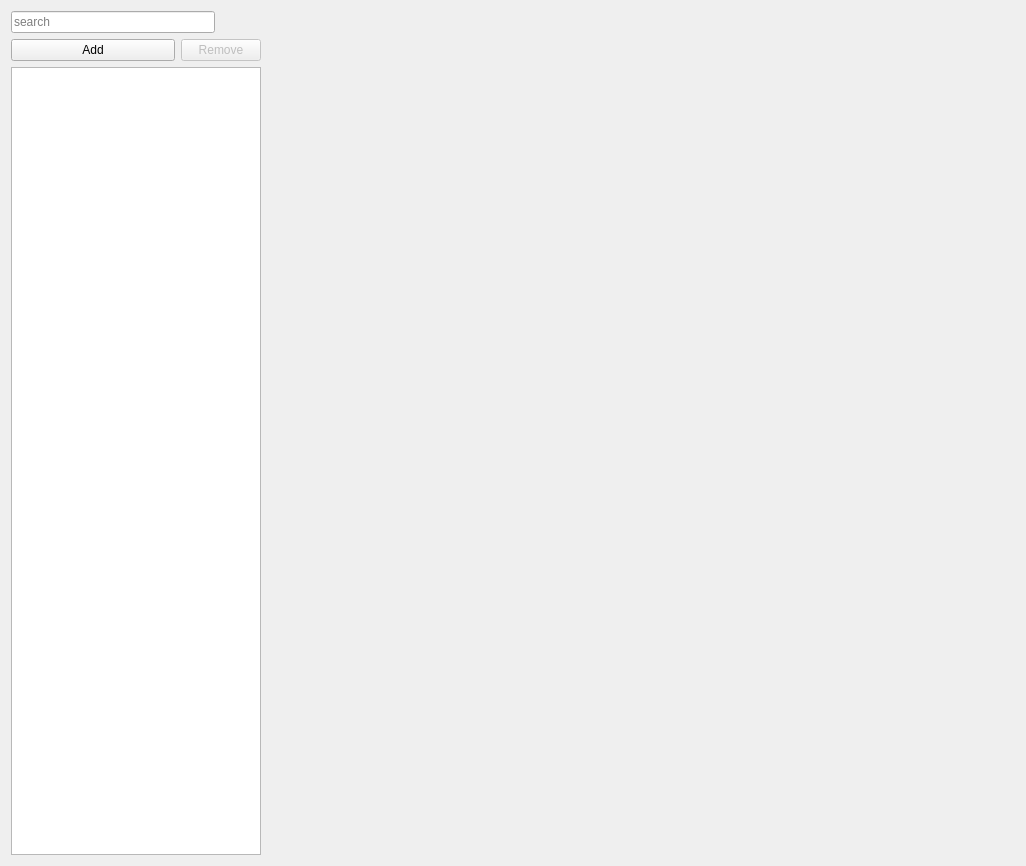
This is ui/a2widget/a2item_editor.ui in ewerybody/a2 as Qt 5 draws it before an edit. The edited form follows.
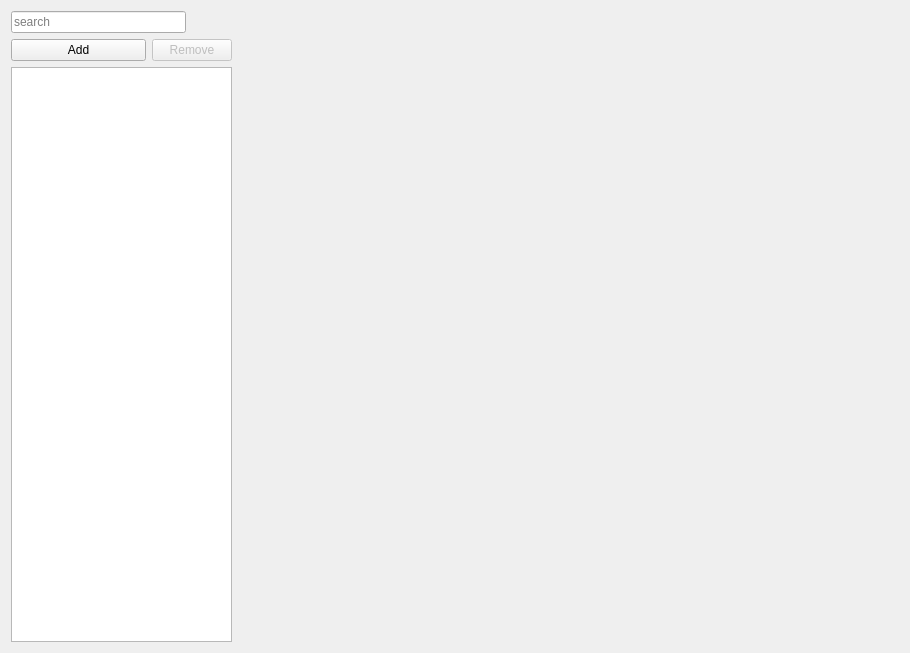
This is the edited form. Custom widgets are drawn as their Qt base class.

The edit to the form file:
```diff
--- a/ui/a2widget/a2item_editor.ui
+++ b/ui/a2widget/a2item_editor.ui
@@ -6,8 +6,8 @@
    <rect>
     <x>0</x>
     <y>0</y>
-    <width>1026</width>
-    <height>866</height>
+    <width>910</width>
+    <height>653</height>
    </rect>
   </property>
   <property name="sizePolicy">
```
Left out of the diff: 4 changed lines with no effect on the pictures.
